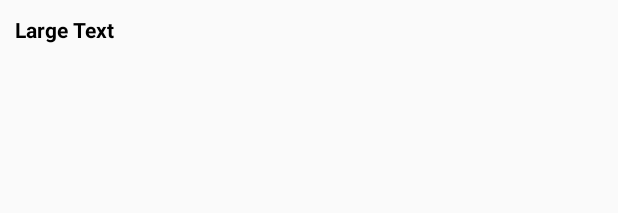
After one commit to SimCoderYoutube/SnapchatClone, an Android app: the layout recyclerview_story_item.xml on its own in the app's theme, with its tools: preview values and no code run, on a phone screen of 412 x 824 dp. The commit adds this screen. Shown: the top 213 px of the screen. Run offline under Robolectric (Android 15) with nearby library versions, the light colour scheme and no system bars.

Commit message:
- Stories RecyclerView

```diff
--- a/app/src/main/java/com/simcoder/snapchatclone/RecyclerViewFollow/UsersObject.java
+++ b/app/src/main/java/com/simcoder/snapchatclone/RecyclerViewFollow/FollowObject.java
@@ -4,11 +4,11 @@ package com.simcoder.snapchatclone.RecyclerViewFollow;
  * Created by simco on 1/24/2018.
  */
 
-public class UsersObject {
+public class FollowObject {
     private String email;
     private String uid;
 
-    public UsersObject(String email, String uid){
+    public FollowObject(String email, String uid){
         this.email = email;
         this.uid = uid;
     }
--- a/app/src/main/java/com/simcoder/snapchatclone/RecyclerViewFollow/RCViewHolders.java
+++ b/app/src/main/java/com/simcoder/snapchatclone/RecyclerViewFollow/FollowViewHolders.java
@@ -11,11 +11,11 @@ import com.simcoder.snapchatclone.R;
  * Created by simco on 1/24/2018.
  */
 
-public class RCViewHolders extends RecyclerView.ViewHolder{
+public class FollowViewHolders extends RecyclerView.ViewHolder{
     public TextView mEmail;
     public Button mFollow;
 
-    public RCViewHolders(View itemView){
+    public FollowViewHolders(View itemView){
         super(itemView);
         mEmail = itemView.findViewById(R.id.email);
         mFollow = itemView.findViewById(R.id.follow);
--- /dev/null
+++ b/app/src/main/res/layout/recyclerview_story_item.xml
@@ -0,0 +1,21 @@
+<?xml version="1.0" encoding="utf-8"?>
+<LinearLayout android:layout_width="match_parent"
+    android:layout_height="match_parent"
+    android:orientation="vertical"
+    xmlns:android="http://schemas.android.com/apk/res/android">
+    <LinearLayout xmlns:android="http://schemas.android.com/apk/res/android"
+        android:layout_width="match_parent"
+        android:layout_height="wrap_content"
+        android:background="?android:attr/selectableItemBackground"
+        android:padding="10sp">
+        <TextView
+            android:textStyle="bold"
+            android:textColor="@android:color/black"
+            android:id="@+id/email"
+            android:layout_width="wrap_content"
+            android:layout_height="wrap_content"
+            android:text="Large Text"
+            android:textSize="14dp"
+            />
+    </LinearLayout>
+</LinearLayout>
```
Also changed, not shown: app/src/main/java/com/simcoder/snapchatclone/FindUsersActivity.java (+6 -6 lines), app/src/main/java/com/simcoder/snapchatclone/RecyclerViewFollow/FollowAdapater.java (renamed from app/src/main/java/com/simcoder/snapchatclone/RecyclerViewFollow/RCAdapater.java, +6 -6 lines), app/src/main/java/com/simcoder/snapchatclone/RecyclerViewStory/StoryAdapter.java (added, +46 -0 lines), app/src/main/java/com/simcoder/snapchatclone/RecyclerViewStory/StoryObject.java (added, +46 -0 lines), app/src/main/java/com/simcoder/snapchatclone/RecyclerViewStory/StoryViewHolders.java (added, +24 -0 lines), app/src/main/java/com/simcoder/snapchatclone/fragment/StoryFragment.java (+84 -0 lines), app/src/main/res/layout/fragment_story.xml (+10 -6 lines).
